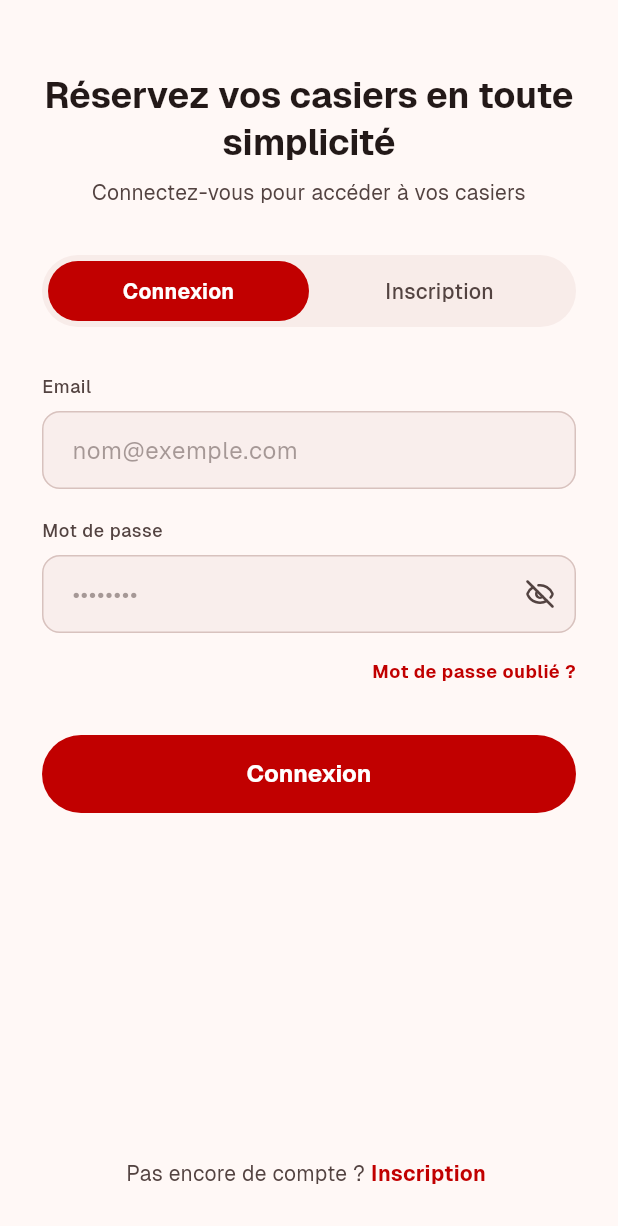
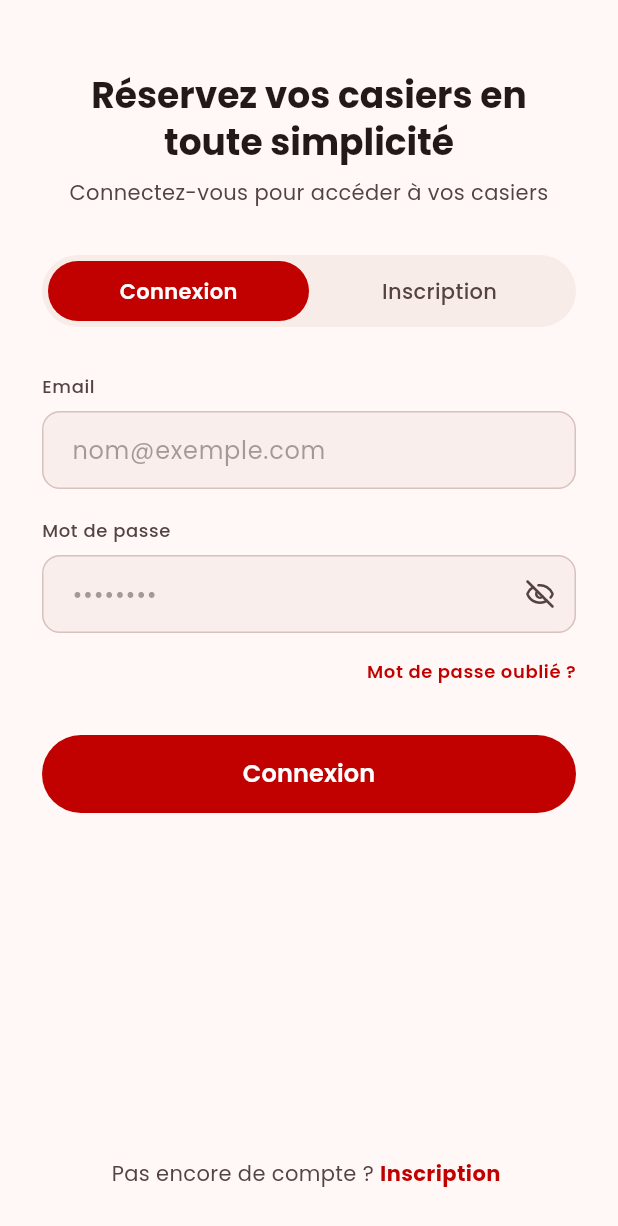
Before and after one commit to Enzobu/locked-in-mobile, a Flutter app: the screen it shows after launch, on a phone screen of 412 x 824 dp. Shown: the top 1226 px of the screen. Run offline on Flutter 3.47's test engine with Material 3 defaults, Android fonts, the phone set to English and light mode, and no system bars; our stand-ins replace dio, flutter_riverpod, go_router, lucide_icons, shared_preferences; project files that could hold a hidden picture were left out.

Commit message:
chore: TK-008 replace Geist font with Poppins

```diff
--- a/lib/app/theme.dart
+++ b/lib/app/theme.dart
@@ -20,7 +20,7 @@
   static final light = ThemeData(
     useMaterial3: true,
     colorScheme: _lightColorScheme,
-    fontFamily: 'Geist',
+    fontFamily: 'Poppins',
     appBarTheme: const AppBarTheme(centerTitle: true, elevation: 0),
     cardTheme: CardThemeData(
       elevation: 1,
@@ -53,7 +53,7 @@
   static final dark = ThemeData(
     useMaterial3: true,
     colorScheme: _darkColorScheme,
-    fontFamily: 'Geist',
+    fontFamily: 'Poppins',
     appBarTheme: const AppBarTheme(centerTitle: true, elevation: 0),
     cardTheme: CardThemeData(
       elevation: 1,
```
Also changed, not shown: pubspec.yaml (+6 -6 lines), assets/fonts/Geist-Bold.ttf (deleted), assets/fonts/Geist-Light.ttf (deleted), assets/fonts/Geist-Medium.ttf (deleted), assets/fonts/Geist-Regular.ttf (deleted), assets/fonts/Geist-SemiBold.ttf (deleted), assets/fonts/Poppins-Bold.ttf (added), assets/fonts/Poppins-Light.ttf (added), assets/fonts/Poppins-Medium.ttf (added), assets/fonts/Poppins-Regular.ttf (added), assets/fonts/Poppins-SemiBold.ttf (added), 1 other file.
